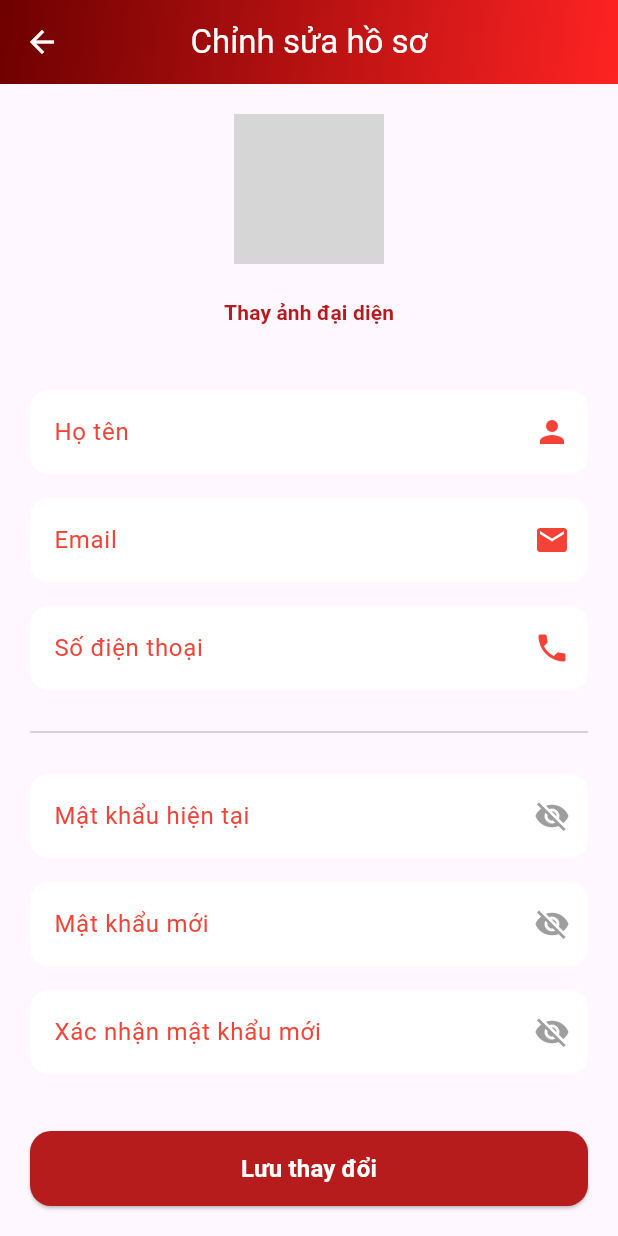
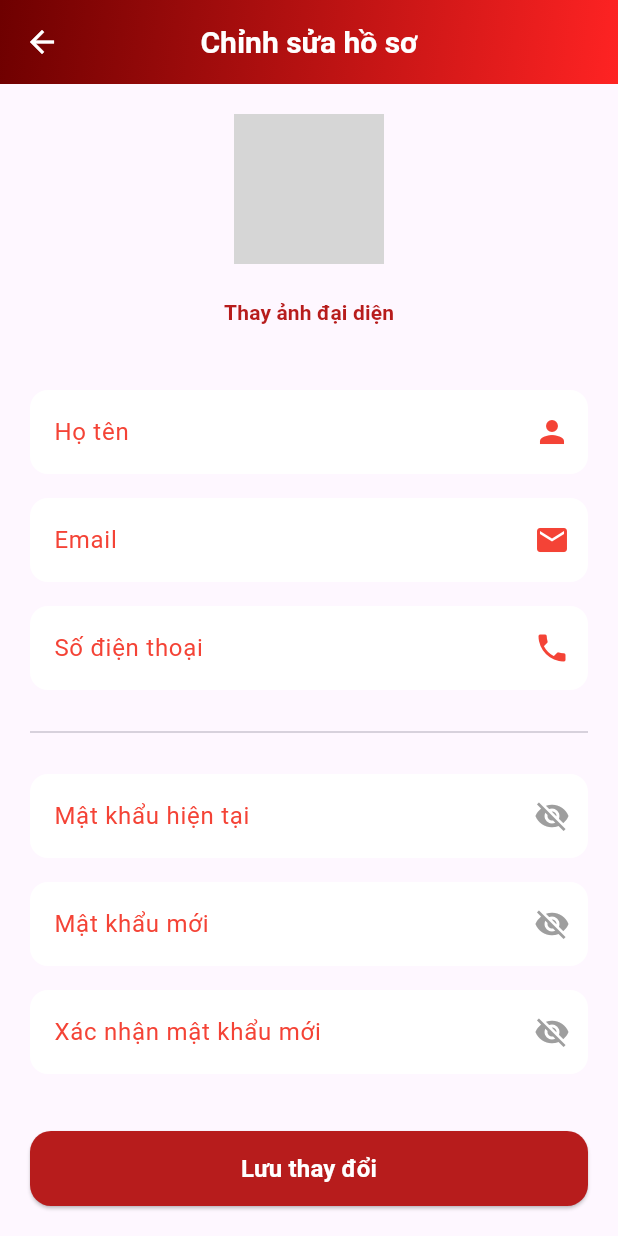
Before and after one commit to tuananh56/AppSeatMe, a Flutter app: the EditProfilePage screen opened directly with empty values, on a phone screen of 412 x 824 dp. Run offline on Flutter 3.47's test engine with Material 3 defaults, Android fonts, the phone set to English and light mode, and no system bars; our stand-ins replace geolocator, image_picker, shared_preferences, socket_io_client; accounts and stored records are empty; network calls fail; grey boxes are pictures that could not be loaded.

Commit message:
Cập nhật chức năng chat và chỉnh sửa giao diện

```diff
--- a/fe/lib/screen/edit_profile.dart
+++ b/fe/lib/screen/edit_profile.dart
@@ -189,7 +189,6 @@ class _EditProfilePageState extends State<EditProfilePage> {
     return Scaffold(
       appBar: AppBar(
         elevation: 0,
-        title: const Text('Chỉnh sửa hồ sơ'),
         centerTitle: true,
         backgroundColor: Colors.transparent,
         flexibleSpace: Container(
@@ -202,7 +201,15 @@ class _EditProfilePageState extends State<EditProfilePage> {
           ),
         ),
         foregroundColor: Colors.white,
+        title: const Text(
+          'Chỉnh sửa hồ sơ',
+          style: TextStyle(
+            fontWeight: FontWeight.bold, // 👈 Làm chữ đậm
+            fontSize: 20, // 👈 (Tuỳ chọn) tăng kích thước nếu cần
+          ),
+        ),
       ),
+
       body: SingleChildScrollView(
         padding: const EdgeInsets.all(20),
         child: Column(
--- a/fe/lib/screen/payment.dart
+++ b/fe/lib/screen/payment.dart
@@ -251,7 +251,10 @@ class _PaymentState extends State<Payment> with SingleTickerProviderStateMixin {
         elevation: 0,
         title: const Text(
           "Thông tin đặt bàn",
-          style: TextStyle(color: Colors.white),
+          style: TextStyle(
+            color: Colors.white,
+            fontWeight: FontWeight.bold, // 👈 Làm chữ đậm
+          ),
         ),
         centerTitle: true,
         leading: IconButton(
```
Also changed, not shown: fe/lib/screen/chat.dart (+17 -15 lines), fe/lib/screen/order.dart (+8 -1 lines), 3 other files.
